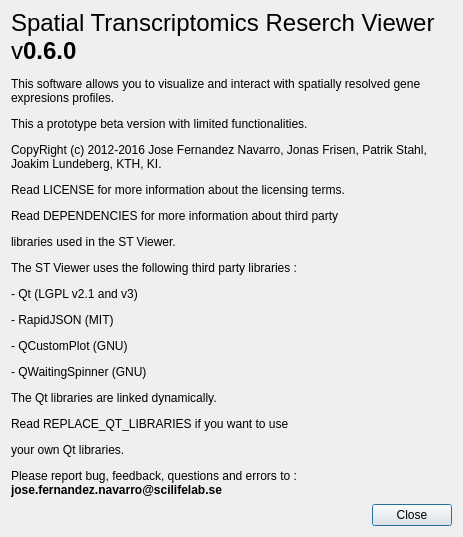
Above: assets/ui/aboutdialog.ui from jfnavarro/st_viewer before the change. Below: the same form after it.
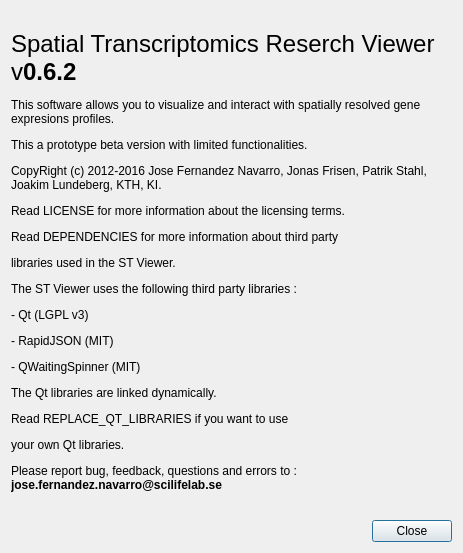
That is the form after the change.

```diff
--- a/assets/ui/aboutdialog.ui
+++ b/assets/ui/aboutdialog.ui
@@ -10,7 +10,7 @@
     <x>0</x>
     <y>0</y>
     <width>463</width>
-    <height>537</height>
+    <height>553</height>
    </rect>
   </property>
   <property name="sizePolicy">
@@ -43,7 +43,7 @@
         <bool>true</bool>
        </property>
        <property name="text">
-        <string>&lt;html&gt;&lt;head/&gt;&lt;body&gt;&lt;p&gt;&lt;span style=&quot; font-size:18pt;&quot;&gt;Spatial Transcriptomics Reserch Viewer v&lt;/span&gt;&lt;span style=&quot; font-size:18pt; font-weight:600;&quot;&gt;0.6.0&lt;/span&gt;&lt;/p&gt;&lt;p&gt;This software allows you to visualize and interact with spatially resolved gene expresions profiles.&lt;/p&gt;&lt;p&gt;This a prototype beta version with limited functionalities.&lt;/p&gt;&lt;p&gt;CopyRight (c) 2012-2016 Jose Fernandez Navarro, Jonas Frisen, Patrik Stahl, Joakim Lundeberg, KTH, KI.&lt;/p&gt;&lt;p&gt;Read LICENSE for more information about the licensing terms.&lt;/p&gt;&lt;p&gt;Read DEPENDENCIES for more information about third party&lt;/p&gt;&lt;p&gt;libraries used in the ST Viewer. &lt;/p&gt;&lt;p&gt;The ST Viewer uses the following third party libraries :&lt;/p&gt;&lt;p&gt;- Qt (LGPL v2.1 and v3)&lt;/p&gt;&lt;p&gt;- RapidJSON (MIT)&lt;/p&gt;&lt;p&gt;- QCustomPlot (GNU)&lt;/p&gt;&lt;p&gt;- QWaitingSpinner (GNU)&lt;/p&gt;&lt;p&gt;The Qt libraries are linked dynamically.&lt;/p&gt;&lt;p&gt;Read REPLACE_QT_LIBRARIES if you want to use&lt;/p&gt;&lt;p&gt;your own Qt libraries.&lt;/p&gt;&lt;p&gt;Please report bug, feedback, questions and errors to : &lt;span style=&quot; font-weight:600;&quot;&gt;jose.fernandez.navarro@scilifelab.se&lt;/span&gt;&lt;/p&gt;&lt;/body&gt;&lt;/html&gt;</string>
+        <string>&lt;html&gt;&lt;head/&gt;&lt;body&gt;&lt;p&gt;&lt;span style=&quot; font-size:18pt;&quot;&gt;Spatial Transcriptomics Reserch Viewer v&lt;/span&gt;&lt;span style=&quot; font-size:18pt; font-weight:600;&quot;&gt;0.6.2&lt;/span&gt;&lt;/p&gt;&lt;p&gt;This software allows you to visualize and interact with spatially resolved gene expresions profiles.&lt;/p&gt;&lt;p&gt;This a prototype beta version with limited functionalities.&lt;/p&gt;&lt;p&gt;CopyRight (c) 2012-2016 Jose Fernandez Navarro, Jonas Frisen, Patrik Stahl, Joakim Lundeberg, KTH, KI.&lt;/p&gt;&lt;p&gt;Read LICENSE for more information about the licensing terms.&lt;/p&gt;&lt;p&gt;Read DEPENDENCIES for more information about third party&lt;/p&gt;&lt;p&gt;libraries used in the ST Viewer. &lt;/p&gt;&lt;p&gt;The ST Viewer uses the following third party libraries :&lt;/p&gt;&lt;p&gt;- Qt (LGPL v3)&lt;/p&gt;&lt;p&gt;- RapidJSON (MIT)&lt;/p&gt;&lt;p&gt;- QWaitingSpinner (MIT)&lt;/p&gt;&lt;p&gt;The Qt libraries are linked dynamically.&lt;/p&gt;&lt;p&gt;Read REPLACE_QT_LIBRARIES if you want to use&lt;/p&gt;&lt;p&gt;your own Qt libraries.&lt;/p&gt;&lt;p&gt;Please report bug, feedback, questions and errors to : &lt;span style=&quot; font-weight:600;&quot;&gt;jose.fernandez.navarro@scilifelab.se&lt;/span&gt;&lt;/p&gt;&lt;/body&gt;&lt;/html&gt;</string>
        </property>
        <property name="textFormat">
         <enum>Qt::AutoText</enum>
```
